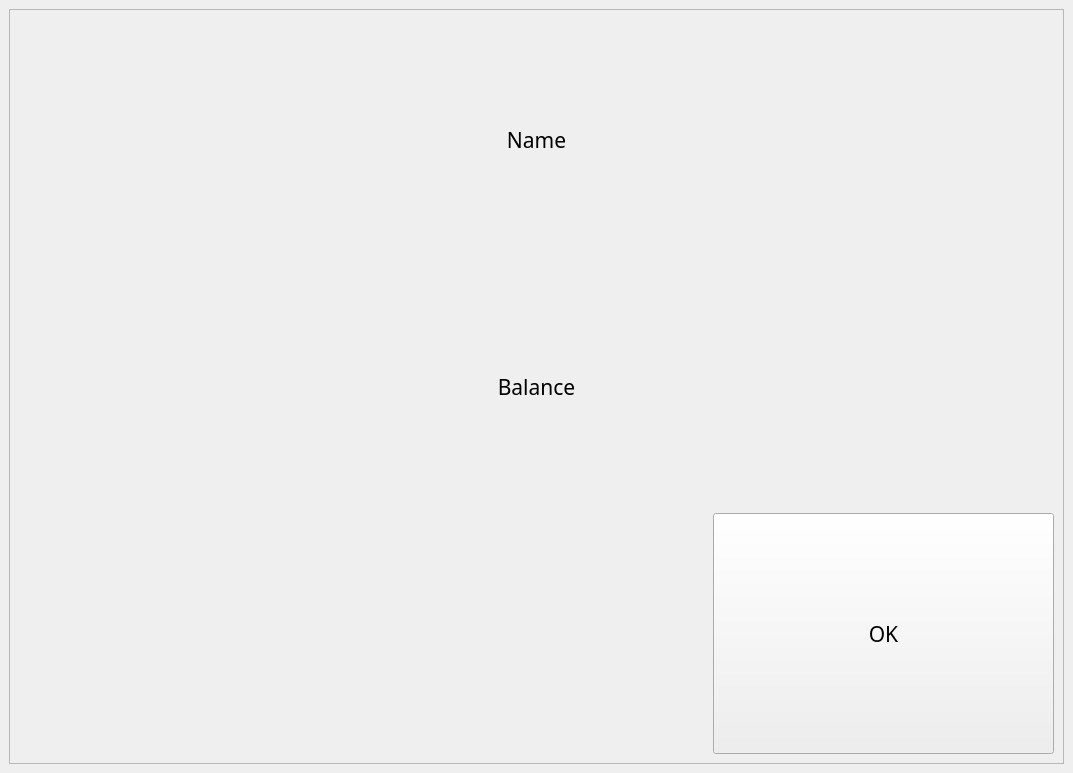
First picture: the form in MainWindow.ui, repository Youssef-Elkaheil/ATM-software, before the edit.
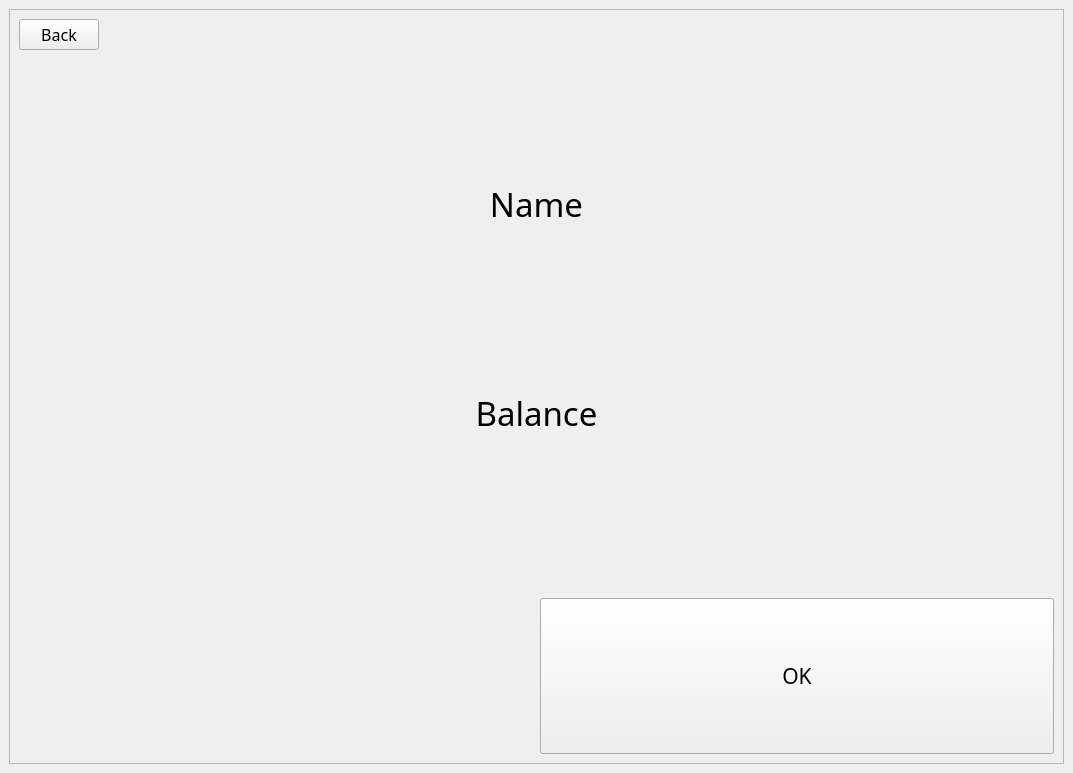
Second picture: the form after the edit. The open tabs and pages were chosen to show the change.

The edit to the form file:
```diff
--- a/MainWindow.ui
+++ b/MainWindow.ui
@@ -473,40 +473,70 @@
        <layout class="QGridLayout" name="gridLayout_2">
         <item row="0" column="0">
          <layout class="QGridLayout" name="inquiry_grid">
-          <item row="2" column="0" colspan="3">
-           <widget class="QLabel" name="label_2">
-            <property name="font">
-             <font>
-              <family>Gill Sans MT Ext Condensed Bold</family>
-              <pointsize>16</pointsize>
-             </font>
-            </property>
-            <property name="text">
-             <string>Balance</string>
-            </property>
-            <property name="alignment">
-             <set>Qt::AlignCenter</set>
-            </property>
-           </widget>
+          <item row="0" column="0">
+           <layout class="QGridLayout" name="gridLayout_10">
+            <item row="0" column="1">
+             <spacer name="horizontalSpacer_10">
+              <property name="orientation">
+               <enum>Qt::Horizontal</enum>
+              </property>
+              <property name="sizeHint" stdset="0">
+               <size>
+                <width>40</width>
+                <height>20</height>
+               </size>
+              </property>
+             </spacer>
+            </item>
+            <item row="0" column="0">
+             <widget class="QPushButton" name="back_button_6">
+              <property name="sizePolicy">
+               <sizepolicy hsizetype="Minimum" vsizetype="Minimum">
+                <horstretch>0</horstretch>
+                <verstretch>0</verstretch>
+               </sizepolicy>
+              </property>
+              <property name="font">
+               <font>
+                <family>Gill Sans Ultra Bold Condensed</family>
+                <pointsize>12</pointsize>
+               </font>
+              </property>
+              <property name="text">
+               <string>Back</string>
+              </property>
+             </widget>
+            </item>
+            <item row="1" column="0">
+             <spacer name="verticalSpacer_13">
+              <property name="orientation">
+               <enum>Qt::Vertical</enum>
+              </property>
+              <property name="sizeHint" stdset="0">
+               <size>
+                <width>20</width>
+                <height>40</height>
+               </size>
+              </property>
+             </spacer>
+            </item>
+           </layout>
           </item>
-          <item row="0" column="0" colspan="3">
-           <widget class="QLabel" name="label">
-            <property name="font">
-             <font>
-              <family>Gill Sans MT Ext Condensed Bold</family>
-              <pointsize>16</pointsize>
-             </font>
+          <item row="6" column="0">
+           <spacer name="verticalSpacer_14">
+            <property name="orientation">
+             <enum>Qt::Vertical</enum>
             </property>
-            <property name="text">
-             <string>Name</string>
+            <property name="sizeHint" stdset="0">
+             <size>
+              <width>20</width>
+              <height>40</height>
+             </size>
             </property>
-            <property name="alignment">
-             <set>Qt::AlignCenter</set>
-            </property>
-           </widget>
+           </spacer>
           </item>
-          <item row="3" column="2">
-           <widget class="QPushButton" name="back_button_2">
+          <item row="6" column="1">
+           <widget class="QPushButton" name="inquiry_ok">
             <property name="sizePolicy">
              <sizepolicy hsizetype="Minimum" vsizetype="Minimum">
               <horstretch>0</horstretch>
@@ -524,6 +554,77 @@
             </property>
            </widget>
           </item>
+          <item row="2" column="0" colspan="2">
+           <widget class="QLabel" name="Name_label">
+            <property name="font">
+             <font>
+              <family>Gill Sans MT Ext Condensed Bold</family>
+              <pointsize>25</pointsize>
+             </font>
+            </property>
+            <property name="text">
+             <string>Name</string>
+            </property>
+            <property name="alignment">
+             <set>Qt::AlignCenter</set>
+            </property>
+           </widget>
+          </item>
+          <item row="4" column="0" colspan="2">
+           <widget class="QLabel" name="Balance_label">
+            <property name="font">
+             <font>
+              <family>Gill Sans MT Ext Condensed Bold</family>
+              <pointsize>25</pointsize>
+             </font>
+            </property>
+            <property name="text">
+             <string>Balance</string>
+            </property>
+            <property name="alignment">
+             <set>Qt::AlignCenter</set>
+            </property>
+           </widget>
+          </item>
+          <item row="0" column="1">
+           <spacer name="horizontalSpacer_7">
+            <property name="orientation">
+             <enum>Qt::Horizontal</enum>
+            </property>
+            <property name="sizeHint" stdset="0">
+             <size>
+              <width>40</width>
+              <height>20</height>
+             </size>
+            </property>
+           </spacer>
+          </item>
+          <item row="3" column="0">
+           <spacer name="verticalSpacer_15">
+            <property name="orientation">
+             <enum>Qt::Vertical</enum>
+            </property>
+            <property name="sizeHint" stdset="0">
+             <size>
+              <width>20</width>
+              <height>40</height>
+             </size>
+            </property>
+           </spacer>
+          </item>
+          <item row="5" column="0">
+           <spacer name="verticalSpacer_16">
+            <property name="orientation">
+             <enum>Qt::Vertical</enum>
+            </property>
+            <property name="sizeHint" stdset="0">
+             <size>
+              <width>20</width>
+              <height>40</height>
+             </size>
+            </property>
+           </spacer>
+          </item>
          </layout>
         </item>
        </layout>
```
Left out of the diff: 658 changed lines with no effect on the pictures.
